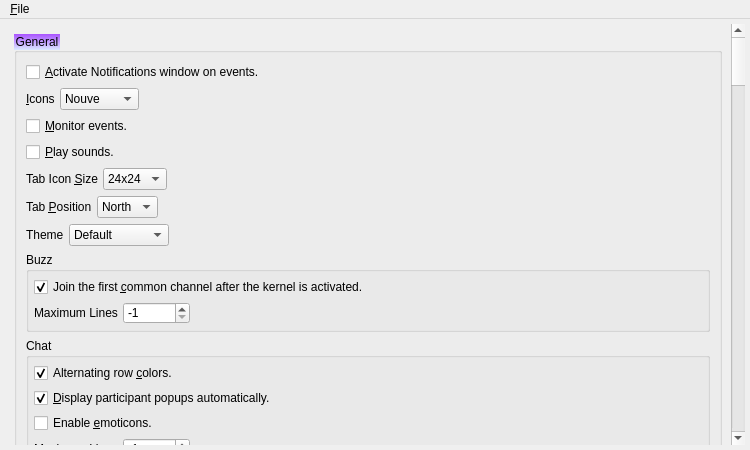
First picture: the form in branches/trunk/GoldBug-UI/spot-on-options.ui, repository textbrowser/spot-on, before the edit.
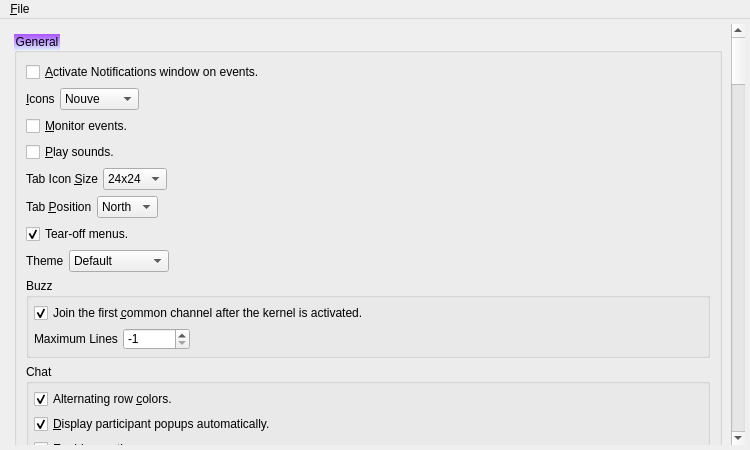
Second picture: the form after the edit. Icons and pictures are not drawn.

Commit message: Optional tear-off menus.

```diff
--- a/branches/trunk/GoldBug-UI/spot-on-options.ui
+++ b/branches/trunk/GoldBug-UI/spot-on-options.ui
@@ -43,9 +43,9 @@
        <property name="geometry">
         <rect>
          <x>0</x>
-         <y>-1845</y>
+         <y>-3280</y>
          <width>719</width>
-         <height>4208</height>
+         <height>4236</height>
         </rect>
        </property>
        <layout class="QVBoxLayout" name="verticalLayout_25">
@@ -262,6 +262,16 @@
              </item>
             </layout>
            </item>
+           <item>
+            <widget class="QCheckBox" name="tear_off_menus">
+             <property name="text">
+              <string>Tear-off menus.</string>
+             </property>
+             <property name="checked">
+              <bool>true</bool>
+             </property>
+            </widget>
+           </item>
            <item>
             <layout class="QHBoxLayout" name="horizontalLayout_20">
              <property name="spacing">
```
Left out of the diff: 1 changed line with no effect on the pictures. The commit also changes 5 other files.
